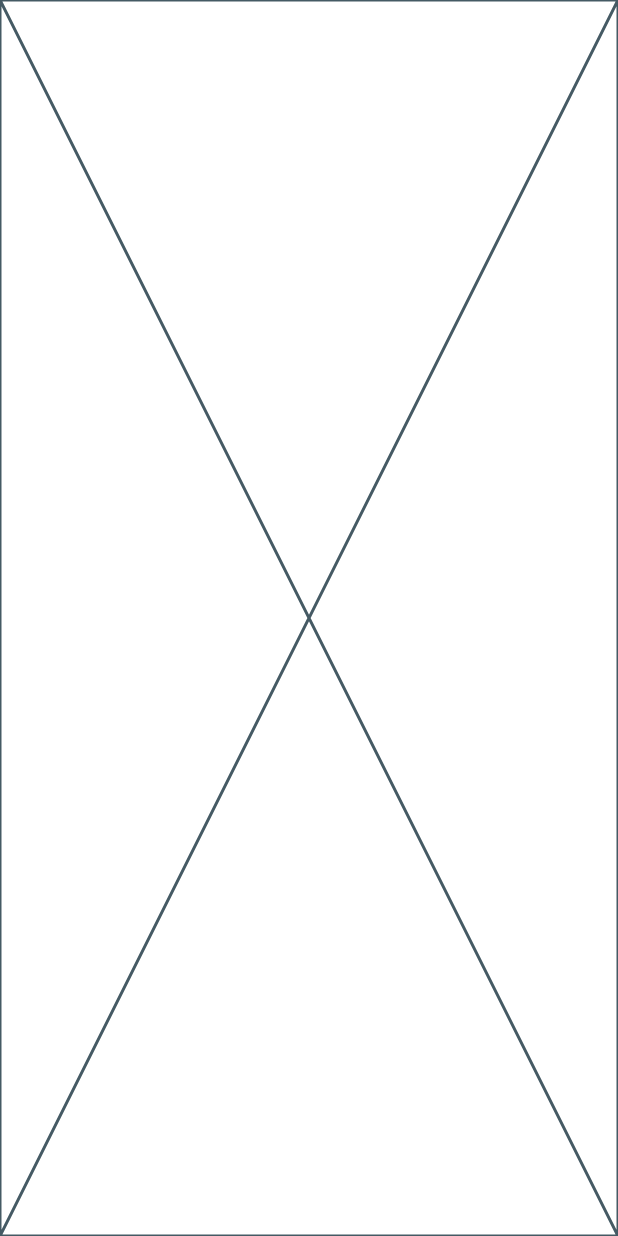
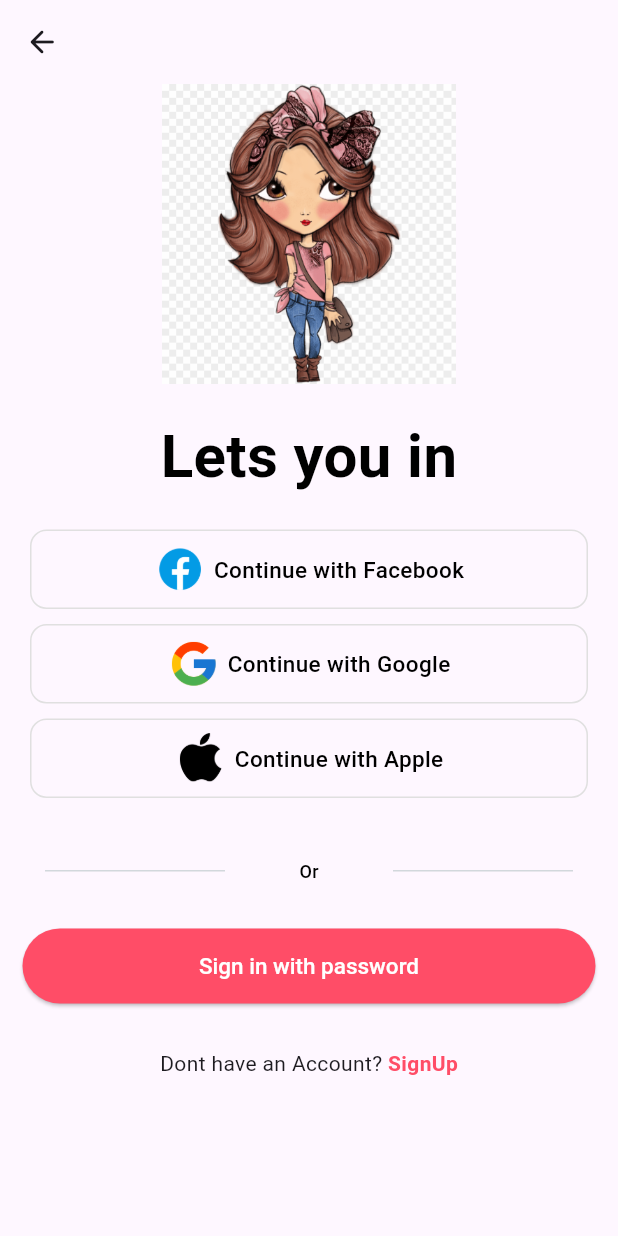
Before and after one commit to Brogrammer207/zuzu, a Flutter app: the screen it shows after launch, swiped to page 4, on a phone screen of 412 x 824 dp. Run offline on Flutter 3.47's test engine with Material 3 defaults, Android fonts, the phone set to English and light mode, and no system bars; our stand-ins replace get.

Commit message:
By Manish 03-05-2024

```diff
--- a/lib/authScreens/letsYouInScreen.dart
+++ b/lib/authScreens/letsYouInScreen.dart
@@ -1,4 +1,7 @@
 import 'package:flutter/cupertino.dart';
+import 'package:flutter/material.dart';
+import 'package:zuzu/widgets/apptheme.dart';
+import 'package:zuzu/widgets/commanButton.dart';
 
 class LetsYouIN extends StatefulWidget {
   const LetsYouIN({super.key});
@@ -10,6 +13,108 @@ class LetsYouIN extends StatefulWidget {
 class _LetsYouINState extends State<LetsYouIN> {
   @override
   Widget build(BuildContext context) {
-    return const Placeholder();
+    return Scaffold(
+      appBar: AppBar(
+        leading: const Icon(Icons.arrow_back_rounded),
+      ),
+      body: SingleChildScrollView(
+        child: Column(
+          mainAxisAlignment: MainAxisAlignment.center,
+          crossAxisAlignment: CrossAxisAlignment.center,
+          children: [
+            Image.asset(
+              'assets/images/girl.png',
+              height: 200,
+              width: 200,
+            ),
+            const SizedBox(
+              height: 20,
+            ),
+            const Text(
+              'Lets you in',
+              style: TextStyle(
+                fontWeight: FontWeight.w600,
+                fontSize: 40,
+                color: Colors.black,
+              ),
+              textAlign: TextAlign.center,
+            ),
+            const SizedBox(
+              height: 20,
+            ),
+            LetsYouInContainer(
+              text: 'Continue with Facebook',
+              imagePath: 'assets/images/facebook.png',
+              onPressed: () {
+                // Handle Facebook button press
+              },
+            ),
+            LetsYouInContainer(
+              text: 'Continue with Google',
+              imagePath: 'assets/images/google.png',
+              onPressed: () {
+                // Handle Facebook button press
+              },
+            ),
+            LetsYouInContainer(
+              text: 'Continue with Apple',
+              imagePath: 'assets/images/apple.png',
+              onPressed: () {
+                // Handle Facebook button press
+              },
+            ),
+            const SizedBox(
+              height: 30,
+            ),
+            Row(
+              mainAxisAlignment: MainAxisAlignment.spaceBetween,
+              children: [
+                Container(
+                  margin: const EdgeInsets.only(left: 30),
+                  height: 1,
+                  width: 120,
+                  color: const Color(0xFFD2D8DC),
+                ),
+                //SizedBox(width: 10,),
+                const Text('Or',
+                    style: TextStyle(
+                      fontSize: 12,
+                      fontWeight: FontWeight.w500,
+                      color: Colors.black,
+                    )),
+                //SizedBox(width: 10,),
+                Container(
+                  margin: const EdgeInsets.only(right: 30),
+                  height: 1,
+                  width: 120,
+                  color: const Color(0xFFD2D8DC),
+                ),
+              ],
+            ),
+            const SizedBox(
+              height: 30,
+            ),
+            CommonButton(text: 'Sign in with password', onPressed: () {}),
+            const SizedBox(
+              height: 30,
+            ),
+            const Text.rich(
+              TextSpan(
+                children: [
+                  TextSpan(text: 'Dont have an Account? '),
+                  TextSpan(
+                    text: 'SignUp',
+                    style: TextStyle(fontWeight: FontWeight.bold, color: AppTheme.primaryColor),
+                  ),
+                ],
+              ),
+            ),
+            const SizedBox(
+              height: 30,
+            ),
+          ],
+        ),
+      ),
+    );
   }
 }
--- a/lib/widgets/apptheme.dart
+++ b/lib/widgets/apptheme.dart
@@ -1,7 +1,7 @@
 import 'package:flutter/material.dart';
 
 class AppTheme {
-  static const Color primaryColor = Color(0xff3B5998);
+  static const Color primaryColor = Color(0xffff4d67);
   static const Color onboardingColor = Color(0xff131A38);
   static const Color onboardingDescColor = Color(0xFF616772);
   static const Color registortext = Color(0xFF909293);
--- /dev/null
+++ b/lib/widgets/commanButton.dart
@@ -0,0 +1,86 @@
+import 'package:flutter/cupertino.dart';
+import 'package:flutter/material.dart';
+import 'package:get/get.dart';
+import 'package:get/get_core/src/get_main.dart';
+
+class CommonButton extends StatefulWidget {
+  final String text;
+  final VoidCallback onPressed;
+
+  const CommonButton({
+    required this.text,
+    required this.onPressed,
+  });
+
+  @override
+  State<CommonButton> createState() => _CommonButtonState();
+}
+
+class _CommonButtonState extends State<CommonButton> {
+  @override
+  Widget build(BuildContext context) {
+    return Container(
+        margin: EdgeInsets.only(left: 15,right: 15),
+        height: 50,
+        width: Get.width,
+        decoration: const BoxDecoration(
+          shape: BoxShape.circle,
+        ),
+        child: ElevatedButton(
+          onPressed: widget.onPressed,
+          style: ElevatedButton.styleFrom(
+              backgroundColor: const Color(0xffff4d67),
+              textStyle: const TextStyle(fontSize: 15, fontWeight: FontWeight.w500)),
+          child: Text(widget.text,style: TextStyle(color: Colors.white),),));
+  }
+}
+
+
+class LetsYouInContainer extends StatelessWidget {
+  final String text;
+  final String imagePath;
+  final VoidCallback onPressed;
+
+  const LetsYouInContainer({
+    required this.text,
+    required this.imagePath,
+    required this.onPressed,
+  });
+
+  @override
+  Widget build(BuildContext context) {
+    return Container(
+      margin: const EdgeInsets.only(left: 20, right: 20, bottom: 10),
+      padding: EdgeInsets.only(top: 8, bottom: 8),
+      decoration: BoxDecoration(
+        borderRadius: BorderRadius.circular(11),
+        border: Border.all(color: Colors.grey.shade300, width: 1),
+      ),
+      child: InkWell(
+        onTap: onPressed,
+        child: Row(
+          mainAxisAlignment: MainAxisAlignment.center,
+          crossAxisAlignment: CrossAxisAlignment.center,
+          children: [
+            Image.asset(
+              imagePath,
+              height: 35,
+              width: 35,
+            ),
+            SizedBox(
+              width: 5,
+            ),
+            Text(
+              text,
+              style: TextStyle(
+                fontSize: 15,
+                fontWeight: FontWeight.w500,
+                color: Colors.black,
+              ),
+            )
+          ],
+        ),
+      ),
+    );
+  }
+}
```
Also changed, not shown: assets/images/apple.png (added), assets/images/facebook.png (added), assets/images/girl.png (added), assets/images/google.png (added).
